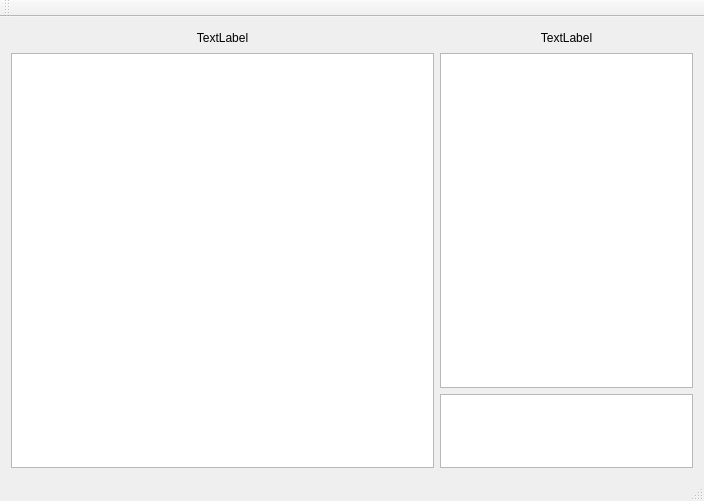
The window that realtimeDisplay/realtimedisplay.ui (WoeiSheu/realtimeDisplay) describes before a commit, drawn with Qt 5.
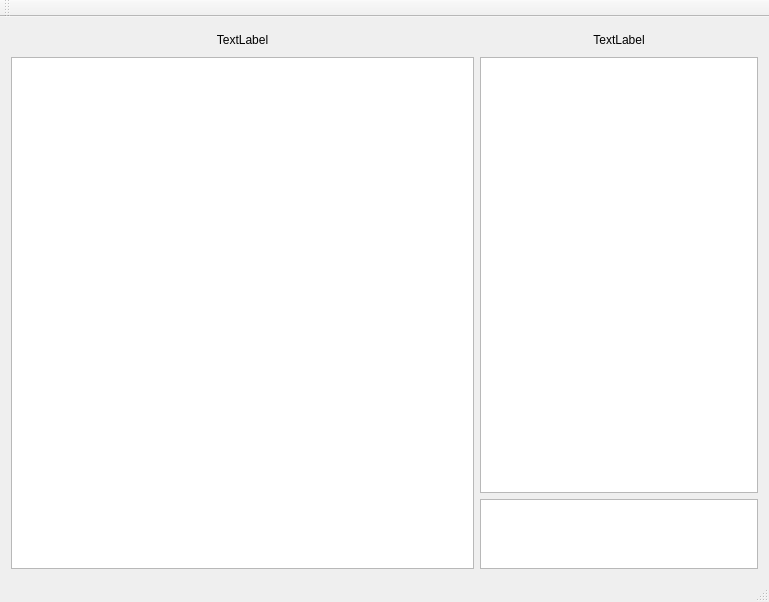
The same window after the commit.

The edit to the form file:
```diff
--- a/realtimeDisplay/realtimedisplay.ui
+++ b/realtimeDisplay/realtimedisplay.ui
@@ -6,8 +6,8 @@
    <rect>
     <x>0</x>
     <y>0</y>
-    <width>704</width>
-    <height>501</height>
+    <width>769</width>
+    <height>602</height>
    </rect>
   </property>
   <property name="windowTitle">
@@ -33,7 +33,7 @@
      </layout>
     </item>
     <item>
-     <layout class="QVBoxLayout" name="verticalLayout_2" stretch="1,18,4">
+     <layout class="QVBoxLayout" name="verticalLayout_2" stretch="1,19,3">
       <item>
        <widget class="QLabel" name="label_2">
         <property name="text">
```
Left out of the diff: 4 changed lines with no effect on the pictures.
